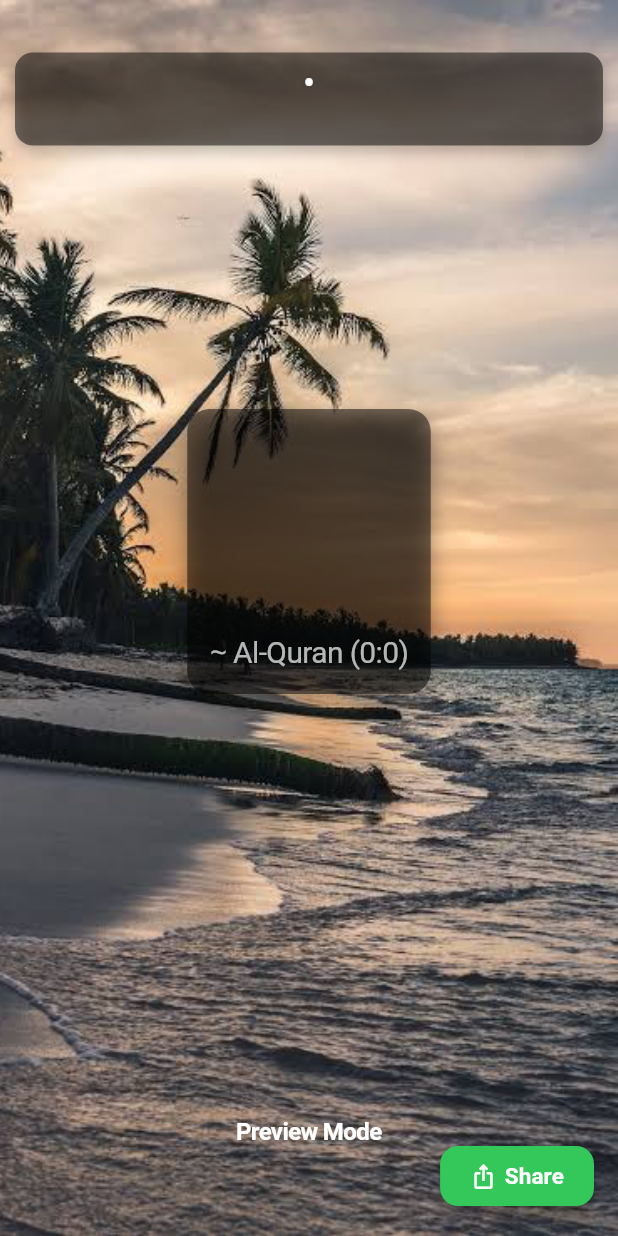
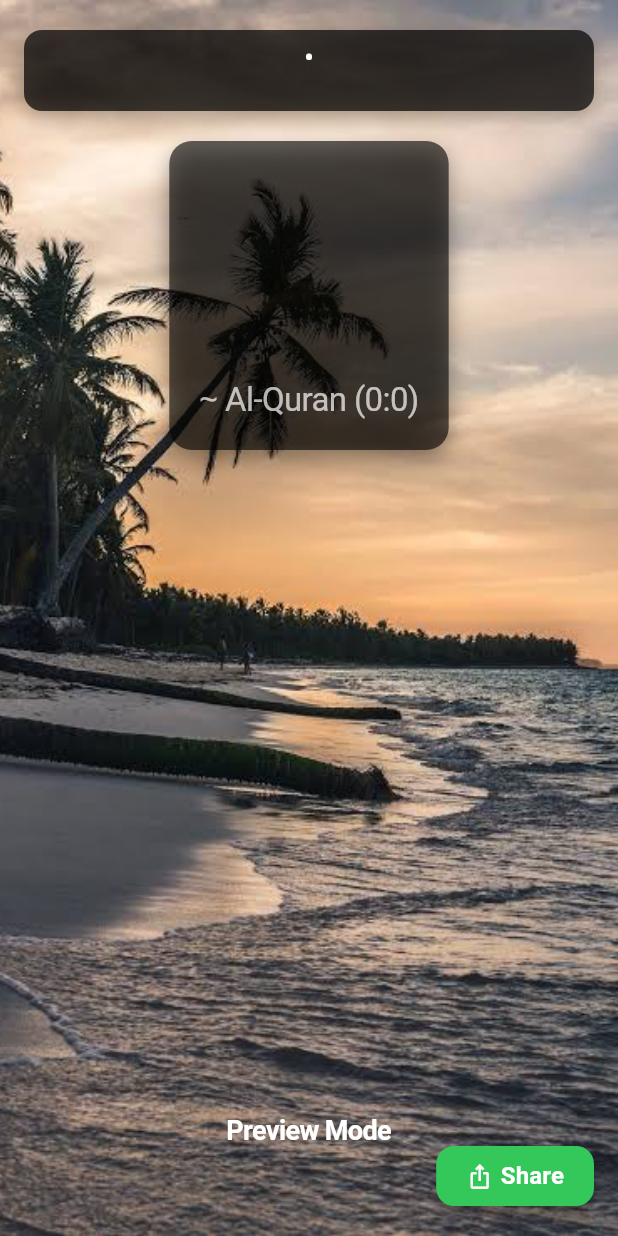
Before and after one commit to rr-uchchash360/Quranic, a Flutter app: the ResultScreen screen opened directly with empty values, on a phone screen of 412 x 824 dp. Run offline on Flutter 3.47's test engine with Material 3 defaults, Android fonts, the phone set to English and light mode, and no system bars; drawn by our look-alikes of screenshot; our stand-ins replace share_plus.

Commit message:
Image improved

```diff
--- a/quranic/lib/screens/result_screen.dart
+++ b/quranic/lib/screens/result_screen.dart
@@ -54,12 +54,13 @@ class ResultScreen extends StatelessWidget {
                 ),
               ),
               child: Padding(
-                padding: const EdgeInsets.all(10.0),
+                padding:
+                    const EdgeInsets.symmetric(horizontal: 16.0, vertical: 20),
                 child: Column(
                   mainAxisAlignment: MainAxisAlignment.center,
                   children: [
                     _buildSurahNameSection(),
-                    const Spacer(flex: 1),
+                    const SizedBox(height: 20),
                     _buildCenteredContent(),
                     const Spacer(flex: 2),
                   ],
@@ -76,16 +77,15 @@ class ResultScreen extends StatelessWidget {
 
   Widget _buildSurahNameSection() {
     return Container(
-      margin: const EdgeInsets.only(top: 25),
-      padding: const EdgeInsets.all(7),
+      padding: const EdgeInsets.only(top: 3, bottom: 3),
       decoration: BoxDecoration(
-        color: Colors.black.withOpacity(0.5),
+        color: Colors.black.withOpacity(0.7),
         borderRadius: BorderRadius.circular(12),
         boxShadow: [
           BoxShadow(
             color: Colors.black26,
-            blurRadius: 8,
-            offset: Offset(0, 4),
+            blurRadius: 12,
+            offset: Offset(0, 6),
           ),
         ],
       ),
@@ -106,7 +106,7 @@ class ResultScreen extends StatelessWidget {
               const Text(
                 '•',
                 style: TextStyle(
-                  fontSize: 24,
+                  fontSize: 20,
                   color: Colors.white,
                 ),
               ),
@@ -114,18 +114,17 @@ class ResultScreen extends StatelessWidget {
               Text(
                 surahNameArabic,
                 style: const TextStyle(
-                  fontSize: 24,
+                  fontSize: 26,
                   color: Colors.white,
                   fontFamily: 'Scheherazade',
                 ),
               ),
             ],
           ),
-          const SizedBox(height: 1),
           Text(
             revelationPlace,
             style: const TextStyle(
-              fontSize: 16,
+              fontSize: 15,
               color: Colors.white70,
             ),
           ),
@@ -137,15 +136,15 @@ class ResultScreen extends StatelessWidget {
   Widget _buildCenteredContent() {
     return Center(
       child: Container(
-        padding: const EdgeInsets.all(15),
+        padding: const EdgeInsets.all(20),
         decoration: BoxDecoration(
-          color: Colors.black.withOpacity(0.5),
+          color: Colors.black.withOpacity(0.6),
           borderRadius: BorderRadius.circular(15),
           boxShadow: [
             BoxShadow(
               color: Colors.black38,
               blurRadius: 12,
-              offset: Offset(0, 4),
+              offset: Offset(0, 6),
             ),
           ],
         ),
@@ -159,7 +158,7 @@ class ResultScreen extends StatelessWidget {
               textAlign: TextAlign.center,
               textDirection: TextDirection.rtl,
               style: const TextStyle(
-                fontSize: 32,
+                fontSize: 34,
                 color: Colors.white,
                 fontFamily: 'Scheherazade',
               ),
@@ -191,7 +190,7 @@ class ResultScreen extends StatelessWidget {
               '∼ Al-Quran ($surahNumber:$ayahNumber)',
               textAlign: TextAlign.center,
               style: const TextStyle(
-                fontSize: 20,
+                fontSize: 22,
                 color: Colors.white70,
               ),
             ),
@@ -210,7 +209,7 @@ class ResultScreen extends StatelessWidget {
         child: Text(
           'Preview Mode',
           style: const TextStyle(
-            fontSize: 16,
+            fontSize: 18,
             color: Colors.white,
             fontFamily: "Roboto",
             fontWeight: FontWeight.bold,
@@ -243,7 +242,7 @@ class ResultScreen extends StatelessWidget {
               'Share',
               style: TextStyle(
                 color: Colors.white,
-                fontSize: 15,
+                fontSize: 16,
                 fontWeight: FontWeight.bold,
               ),
             ),
@@ -321,7 +320,9 @@ class ResultScreen extends StatelessWidget {
 
     final offset = Offset(
       (original.width - textPainter.width) / 2,
-      original.height - textPainter.height - 100,
+      original.height -
+          textPainter.height -
+          50,
     );
 
     textPainter.paint(canvas, offset);
```
